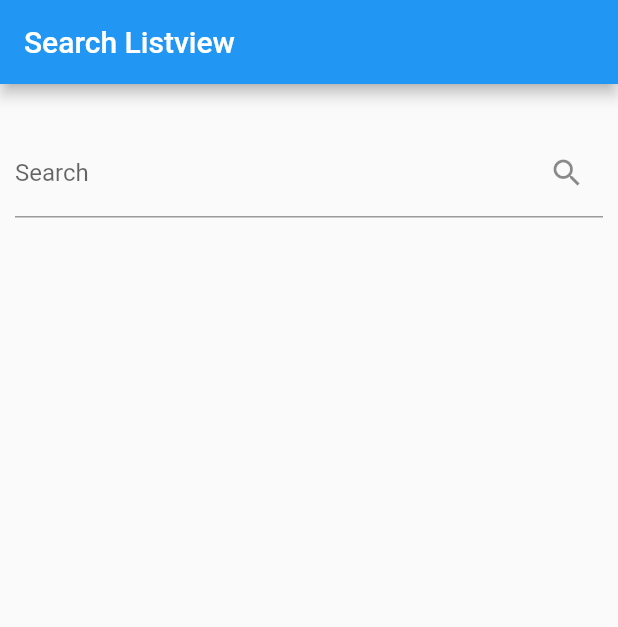
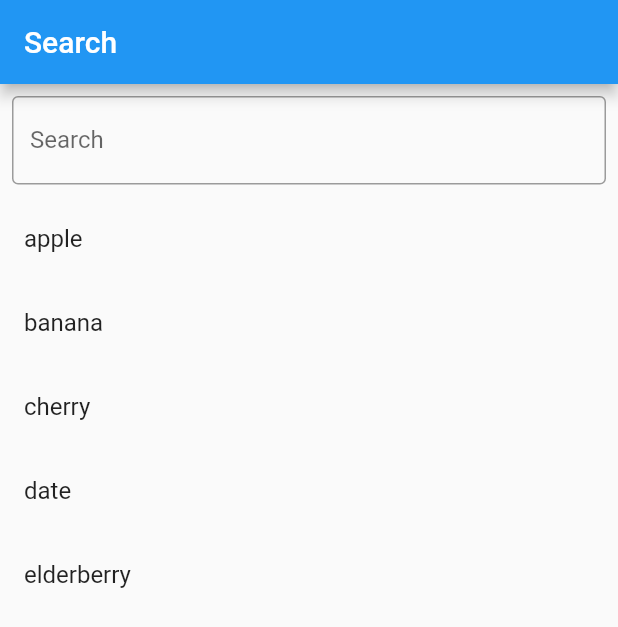
Before and after one commit to Nimra-Amjad/search_bar_in_flutter, a Flutter app: the screen it shows after launch, on a phone screen of 412 x 824 dp. Shown: the top 627 px of the screen. Run offline on Flutter 3.47's test engine with Material 2 defaults, Android fonts, the phone set to English and light mode, and no system bars.

Commit message:
searching

```diff
--- a/lib/homepage.dart
+++ b/lib/homepage.dart
@@ -8,96 +8,55 @@ class HomePage extends StatefulWidget {
 }
 
 class _HomePageState extends State<HomePage> {
-  List<Map<String, dynamic>> allUsers = [
-    {'id': 1, 'name': 'nimra', 'age': 22},
-    {'id': 2, 'name': 'ansa', 'age': 19},
-    {'id': 3, 'name': 'bilal', 'age': 16},
-    {'id': 4, 'name': 'rehan', 'age': 14},
-    {'id': 5, 'name': 'amjad', 'age': 55},
-    {'id': 6, 'name': 'naseem', 'age': 47},
-    {'id': 7, 'name': 'sonia', 'age': 24},
-    {'id': 8, 'name': 'maria', 'age': 22},
-    {'id': 9, 'name': 'abdullah', 'age': 17},
-  ];
-  // This list holds the data for the list view
-  List<Map<String, dynamic>> foundUsers = [];
-  @override
-  initState() {
-    foundUsers = allUsers;
-    super.initState();
-  }
-
-  List<Map<String, dynamic>> results = [];
-  // This function is called whenever the text field changes
-  void _runFilter(String enteredKeyword) {
-    if (enteredKeyword==null) {
-      // if the search field is empty or only contains white-space, we'll display all users
-      results = allUsers;
-      print('222222222222222222222222222');
-      print(results);
-    } else {
-      results = allUsers
-          .where((user) =>
-              user["name"].toLowerCase().contains(enteredKeyword.toLowerCase()))
-          .toList();
-      print('000000000000000000000000000');
-      print(results);
-      // we use the toLowerCase() method to make it case-insensitive
-    }
-  }
+  String _searchQuery = '';
+  List<String> _data = ['apple', 'banana', 'cherry', 'date', 'elderberry'];
+  // List<Map<String, dynamic>> allusers = [
+  //   {'id': 1, 'name': 'nimra', 'age': 22},
+  //   {'id': 2, 'name': 'ansa', 'age': 19},
+  //   {'id': 3, 'name': 'bilal', 'age': 16},
+  //   {'id': 4, 'name': 'rehan', 'age': 14},
+  //   {'id': 5, 'name': 'amjad', 'age': 55},
+  //   {'id': 6, 'name': 'naseem', 'age': 47},
+  //   {'id': 7, 'name': 'sonia', 'age': 24},
+  //   {'id': 8, 'name': 'maria', 'age': 22},
+  //   {'id': 9, 'name': 'abdullah', 'age': 17},
+  // ];
 
   @override
   Widget build(BuildContext context) {
     return Scaffold(
       appBar: AppBar(
-        title: const Text('Search Listview'),
+        title: Text('Search'),
       ),
-      body: Padding(
-        padding: const EdgeInsets.all(10),
-        child: Column(
+      body: Column(
         children: [
-            const SizedBox(
-              height: 20,
+          Container(
+            padding: EdgeInsets.all(8),
+            child: TextField(
+              onChanged: (value) {
+                setState(() {
+                  _searchQuery = value;
+                });
+              },
+              decoration: InputDecoration(
+                labelText: 'Search',
+                border: OutlineInputBorder(),
               ),
-            TextField(
-              onChanged: (value) => _runFilter(value),
-              decoration: const InputDecoration(
-                  labelText: 'Search', suffixIcon: Icon(Icons.search)),
             ),
-            const SizedBox(
-              height: 20,
           ),
           Expanded(
-              child: results != null
-                  ? ListView.builder(
-                      itemCount: results.length,
-                      itemBuilder: (context, index) => Card(
-                        key: ValueKey(foundUsers[index]["id"]),
-                        color: Colors.blue,
-                        elevation: 4,
-                        margin: const EdgeInsets.symmetric(vertical: 10),
-                        child: ListTile(
-                          leading: Text(
-                            results[index]["id"].toString(),
-                            style: const TextStyle(
-                                fontSize: 24, color: Colors.white),
-                          ),
-                          title: Text(results[index]['name'],
-                              style: TextStyle(color: Colors.white)),
-                          subtitle: Text(
-                              '${results[index]["age"].toString()} years old',
-                              style: TextStyle(color: Colors.white)),
-                        ),
-                      ),
-                    )
-                  : const Text(
-                      'No results found',
-                      style: TextStyle(fontSize: 24),
+            child: ListView(
+              children: _data
+                  .where((item) =>
+                      item.toLowerCase().contains(_searchQuery.toLowerCase()))
+                  .map((item) => ListTile(
+                        title: Text(item),
+                      ))
+                  .toList(),
             ),
           ),
         ],
       ),
-      ),
     );
   }
 }
```
Lines whose indentation alone changed are shown as unchanged.
